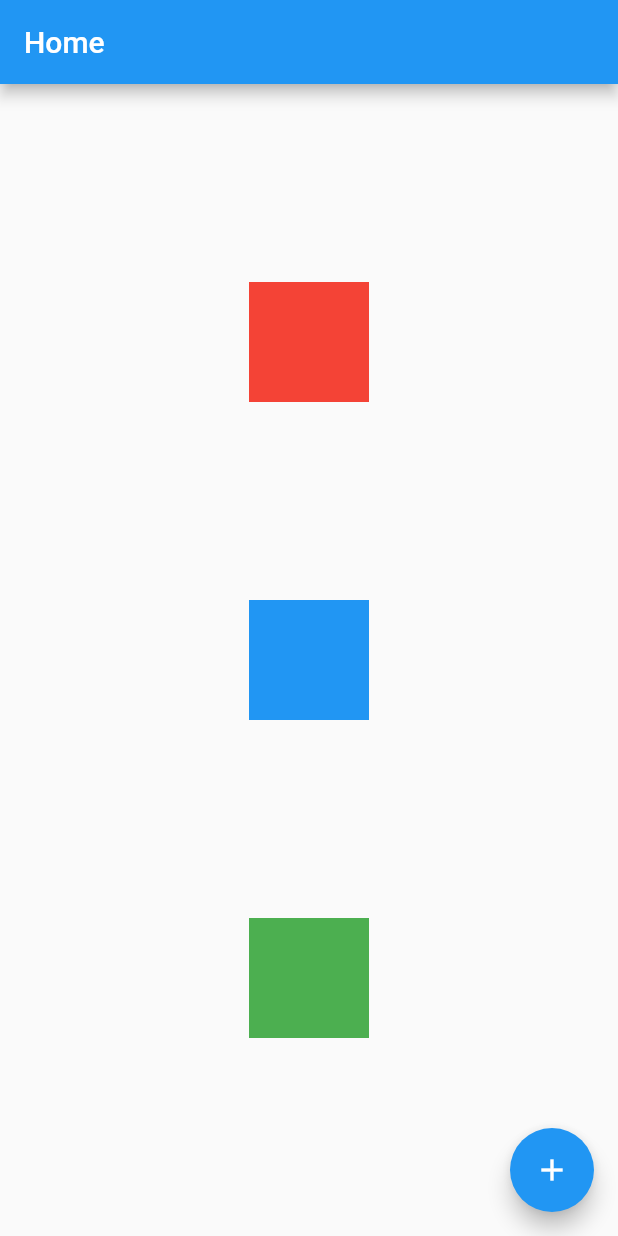
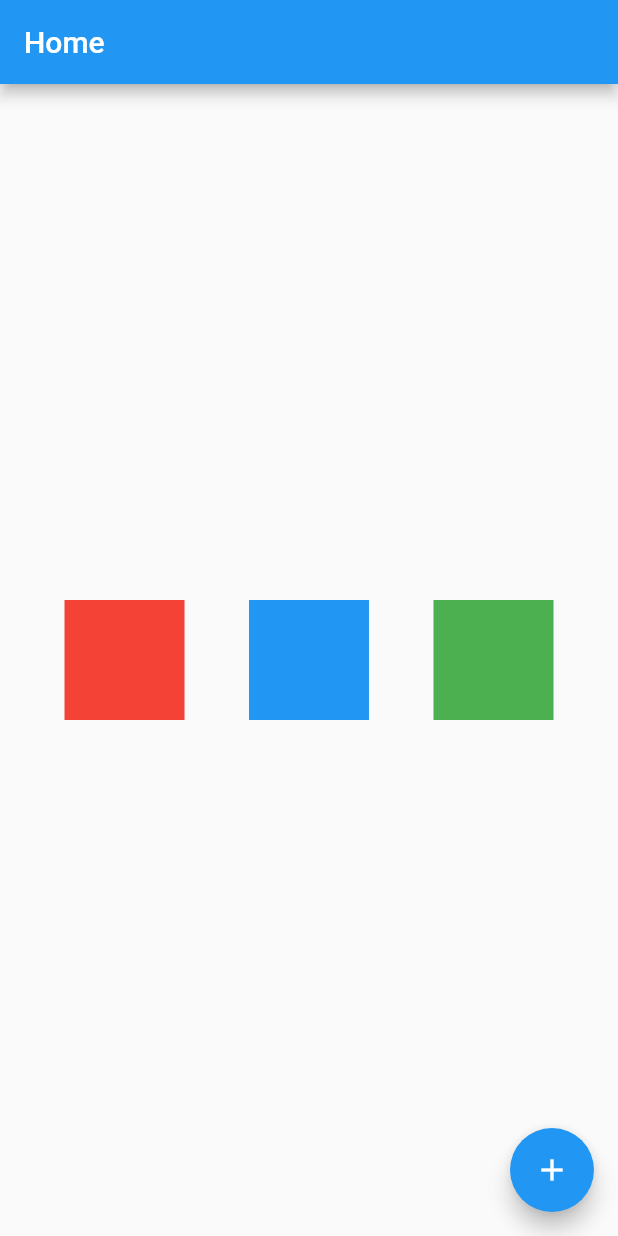
Before and after one commit to brunolopeschagas/FlutterCurso2022-flutterando, a Flutter app: the screen it shows after launch, on a phone screen of 412 x 824 dp. Run offline on Flutter 3.47's test engine with Material 2 defaults, Android fonts, the phone set to English and light mode, and no system bars.

Commit message:
Flutter Curso 2022 #15 - (Columns e Rows) prática - row

```diff
--- a/lib/home_page.dart
+++ b/lib/home_page.dart
@@ -31,10 +31,7 @@ class _HomePageState extends State<HomePage> {
         title: const Text('Home'),
       ),
       body: Center(
-        child: Column(
-          // mainAxisAlignment: MainAxisAlignment.center,
-          // mainAxisAlignment: MainAxisAlignment.end,
-          // mainAxisAlignment: MainAxisAlignment.start,
+        child: Row(
           mainAxisAlignment: MainAxisAlignment.spaceEvenly,
           children: [
             Container(
```
